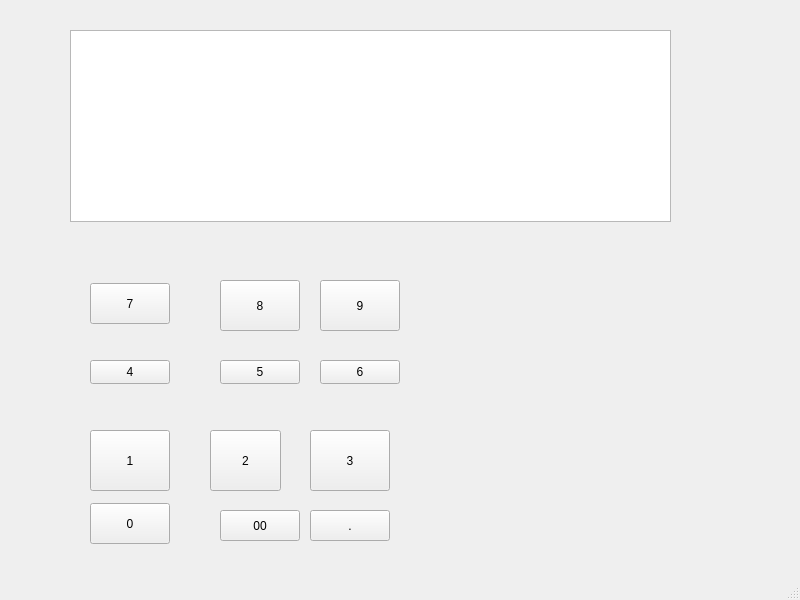
The window that mainwindow.ui (masa-1234tf/Calculator) describes before a commit, drawn with Qt 5.
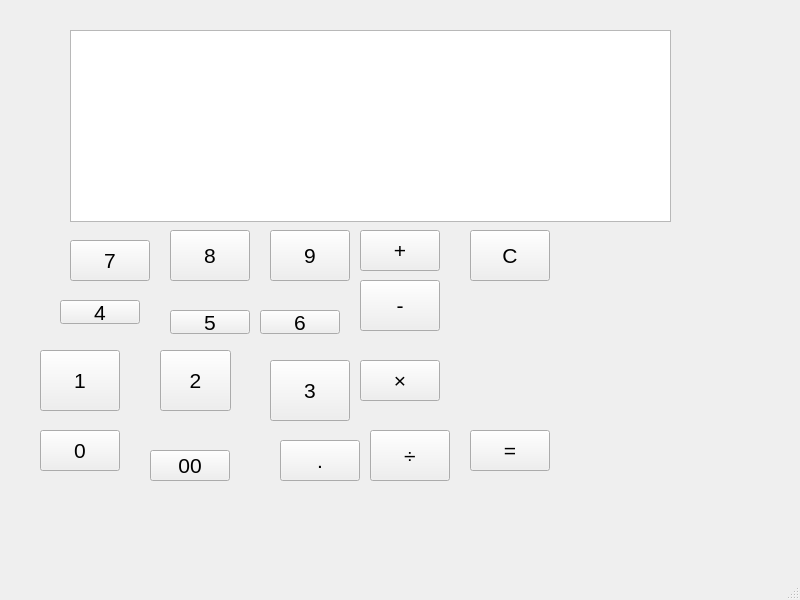
The same window after the commit.

```diff
--- a/mainwindow.ui
+++ b/mainwindow.ui
@@ -10,6 +10,11 @@
     <height>600</height>
    </rect>
   </property>
+  <property name="font">
+   <font>
+    <pointsize>16</pointsize>
+   </font>
+  </property>
   <property name="windowTitle">
    <string>MainWindow</string>
   </property>
@@ -27,8 +32,8 @@
    <widget class="QPushButton" name="pushButton_1">
     <property name="geometry">
      <rect>
-      <x>90</x>
-      <y>430</y>
+      <x>40</x>
+      <y>350</y>
       <width>80</width>
       <height>61</height>
      </rect>
@@ -40,8 +45,8 @@
    <widget class="QPushButton" name="pushButton_2">
     <property name="geometry">
      <rect>
-      <x>210</x>
-      <y>430</y>
+      <x>160</x>
+      <y>350</y>
       <width>71</width>
       <height>61</height>
      </rect>
@@ -53,8 +58,8 @@
    <widget class="QPushButton" name="pushButton_3">
     <property name="geometry">
      <rect>
-      <x>310</x>
-      <y>430</y>
+      <x>270</x>
+      <y>360</y>
       <width>80</width>
       <height>61</height>
      </rect>
@@ -66,8 +71,8 @@
    <widget class="QPushButton" name="pushButton_0">
     <property name="geometry">
      <rect>
-      <x>90</x>
-      <y>503</y>
+      <x>40</x>
+      <y>430</y>
       <width>80</width>
       <height>41</height>
      </rect>
@@ -79,8 +84,8 @@
    <widget class="QPushButton" name="pushButton_4">
     <property name="geometry">
      <rect>
-      <x>90</x>
-      <y>360</y>
+      <x>60</x>
+      <y>300</y>
       <width>80</width>
       <height>24</height>
      </rect>
@@ -92,8 +97,8 @@
    <widget class="QPushButton" name="pushButton_5">
     <property name="geometry">
      <rect>
-      <x>220</x>
-      <y>360</y>
+      <x>170</x>
+      <y>310</y>
       <width>80</width>
       <height>24</height>
      </rect>
@@ -105,8 +110,8 @@
    <widget class="QPushButton" name="pushButton_6">
     <property name="geometry">
      <rect>
-      <x>320</x>
-      <y>360</y>
+      <x>260</x>
+      <y>310</y>
       <width>80</width>
       <height>24</height>
      </rect>
@@ -118,8 +123,8 @@
    <widget class="QPushButton" name="pushButton_7">
     <property name="geometry">
      <rect>
-      <x>90</x>
-      <y>283</y>
+      <x>70</x>
+      <y>240</y>
       <width>80</width>
       <height>41</height>
      </rect>
@@ -131,8 +136,8 @@
    <widget class="QPushButton" name="pushButton_8">
     <property name="geometry">
      <rect>
-      <x>220</x>
-      <y>280</y>
+      <x>170</x>
+      <y>230</y>
       <width>80</width>
       <height>51</height>
      </rect>
@@ -144,8 +149,8 @@
    <widget class="QPushButton" name="pushButton_9">
     <property name="geometry">
      <rect>
-      <x>320</x>
-      <y>280</y>
+      <x>270</x>
+      <y>230</y>
       <width>80</width>
       <height>51</height>
      </rect>
@@ -157,8 +162,8 @@
    <widget class="QPushButton" name="pushButton_00">
     <property name="geometry">
      <rect>
-      <x>220</x>
-      <y>510</y>
+      <x>150</x>
+      <y>450</y>
       <width>80</width>
       <height>31</height>
      </rect>
@@ -170,16 +175,108 @@
    <widget class="QPushButton" name="pushButton_dot">
     <property name="geometry">
      <rect>
-      <x>310</x>
-      <y>510</y>
+      <x>280</x>
+      <y>440</y>
       <width>80</width>
-      <height>31</height>
+      <height>41</height>
      </rect>
     </property>
     <property name="text">
      <string>.</string>
     </property>
    </widget>
+   <widget class="QPushButton" name="pushButton_Clear">
+    <property name="geometry">
+     <rect>
+      <x>470</x>
+      <y>230</y>
+      <width>80</width>
+      <height>51</height>
+     </rect>
+    </property>
+    <property name="cursor">
+     <cursorShape>ArrowCursor</cursorShape>
+    </property>
+    <property name="text">
+     <string>C</string>
+    </property>
+   </widget>
+   <widget class="QPushButton" name="pushButton_Add">
+    <property name="geometry">
+     <rect>
+      <x>360</x>
+      <y>230</y>
+      <width>80</width>
+      <height>41</height>
+     </rect>
+    </property>
+    <property name="font">
+     <font>
+      <pointsize>16</pointsize>
+     </font>
+    </property>
+    <property name="text">
+     <string>+</string>
+    </property>
+    <property name="iconSize">
+     <size>
+      <width>50</width>
+      <height>16</height>
+     </size>
+    </property>
+   </widget>
+   <widget class="QPushButton" name="pushButton_Subtract">
+    <property name="geometry">
+     <rect>
+      <x>360</x>
+      <y>280</y>
+      <width>80</width>
+      <height>51</height>
+     </rect>
+    </property>
+    <property name="text">
+     <string>-</string>
+    </property>
+   </widget>
+   <widget class="QPushButton" name="pushButton_Equal">
+    <property name="geometry">
+     <rect>
+      <x>470</x>
+      <y>430</y>
+      <width>80</width>
+      <height>41</height>
+     </rect>
+    </property>
+    <property name="text">
+     <string>=</string>
+    </property>
+   </widget>
+   <widget class="QPushButton" name="pushButton_Multiply">
+    <property name="geometry">
+     <rect>
+      <x>360</x>
+      <y>360</y>
+      <width>80</width>
+      <height>41</height>
+     </rect>
+    </property>
+    <property name="text">
+     <string>×</string>
+    </property>
+   </widget>
+   <widget class="QPushButton" name="pushButton_Divide">
+    <property name="geometry">
+     <rect>
+      <x>370</x>
+      <y>430</y>
+      <width>80</width>
+      <height>51</height>
+     </rect>
+    </property>
+    <property name="text">
+     <string>÷</string>
+    </property>
+   </widget>
   </widget>
   <widget class="QMenuBar" name="menubar">
    <property name="geometry">
```
Left out of the diff: 2 changed lines with no effect on the pictures.
